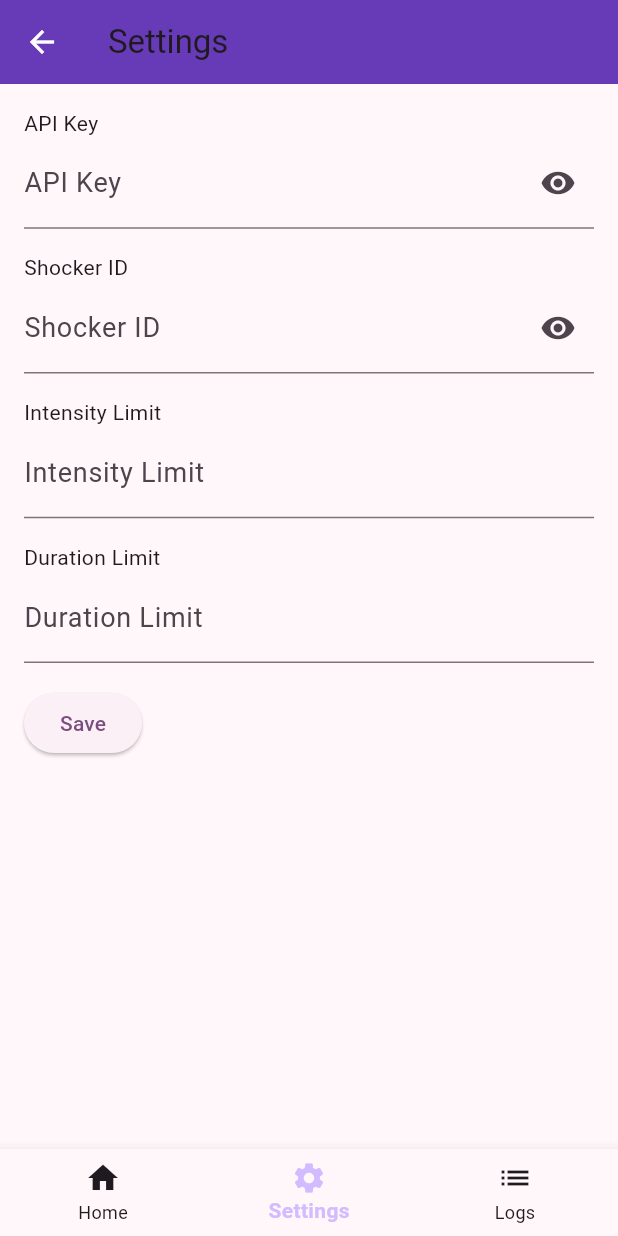
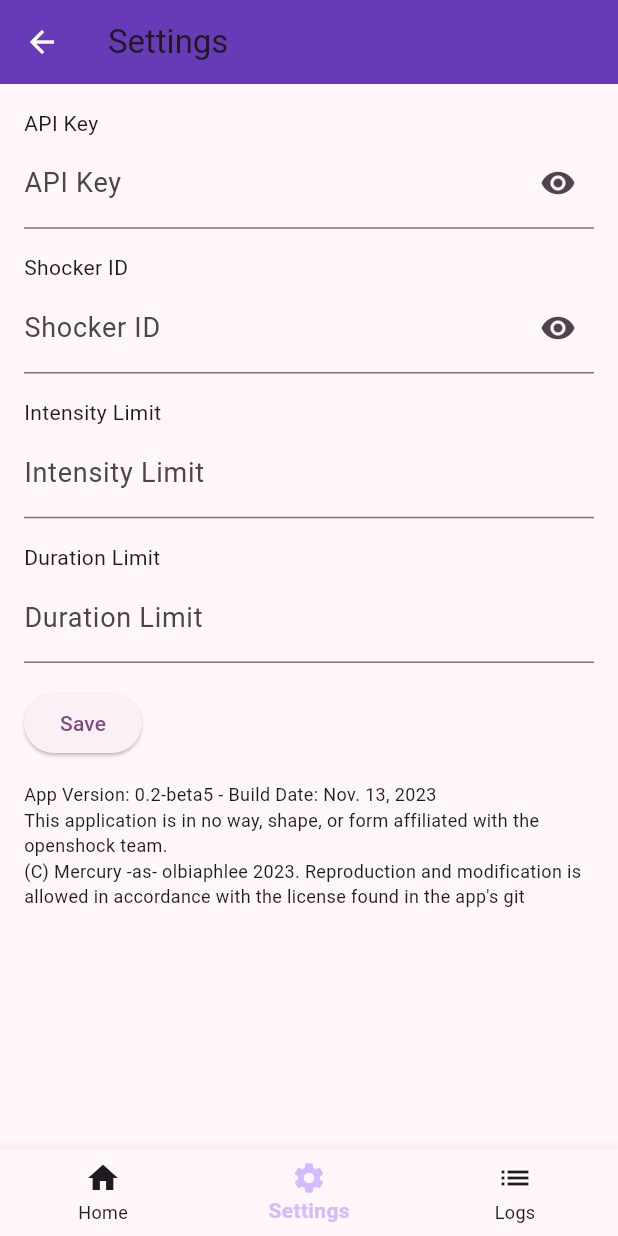
Before and after one commit to NotLugozzi/openshock-android, a Flutter app: the screen it shows after launch, item 2 of the bottom bar chosen, on a phone screen of 412 x 824 dp. Run offline on Flutter 3.47's test engine with Material 2 defaults, Android fonts, the light colour scheme and no system bars; our stand-ins replace fluttertoast, shared_preferences.

Commit message:
network check wooo
also funny disclaimers at the bottom of settings lul

```diff
--- a/lib/settings_page.dart
+++ b/lib/settings_page.dart
@@ -6,6 +6,7 @@ import 'bottom_bar.dart';
 import 'app_state.dart';
 import 'LogsPage.dart';
 import 'package:provider/provider.dart';
+import 'netcheck.dart' show NetCheck, runChecks;
 
 class SettingsPage extends StatefulWidget {
   const SettingsPage({Key? key});
@@ -46,6 +47,7 @@ class _SettingsPageState extends State<SettingsPage> {
     prefs.setString('shockerId', shockerIdController.text);
     intensityLimitController.text = prefs.getString('intensityLimit') ?? '100';
     durationLimitController.text = prefs.getString('durationLimit') ?? '30';
+    // await NetCheck.runChecks();
     Navigator.pop(context);
   }
 
@@ -118,6 +120,15 @@ class _SettingsPageState extends State<SettingsPage> {
               onPressed: saveSettings,
               child: const Text('Save'),
             ),
+            const SizedBox(height: 15),
+            // Add the new text below the Save button
+            const Text(
+              'App Version: 0.2-beta5 - Build Date: Nov. 13, 2023\n'
+              'This application is in no way, shape, or form affiliated with the openshock team.\n'
+              '(C) Mercury -as- olbiaphlee 2023. Reproduction and modification is allowed in accordance with the license found in the app\'s git ',
+              textAlign: TextAlign.left,
+              style: TextStyle(fontSize: 12),
+            ),
           ],
         ),
       ),
--- a/pubspec.yaml
+++ b/pubspec.yaml
@@ -4,7 +4,7 @@ description: Companion app for managing openshock-compatible devices
 # pub.dev using `flutter pub publish`. This is preferred for private packages.
 publish_to: 'none'
 
-version: 0.2.4
+version: 0.2.5
 
 environment:
   sdk: '>=3.1.2 <4.0.0'
```
Also changed, not shown: lib/netcheck.dart (added, +56 -0 lines).
